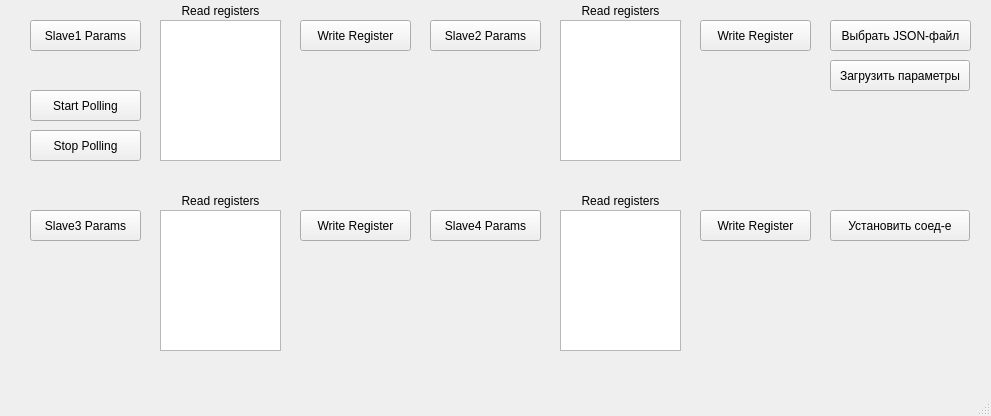
Erepb-89/modbusRTU, file ui/main_window.ui: the form before one commit.
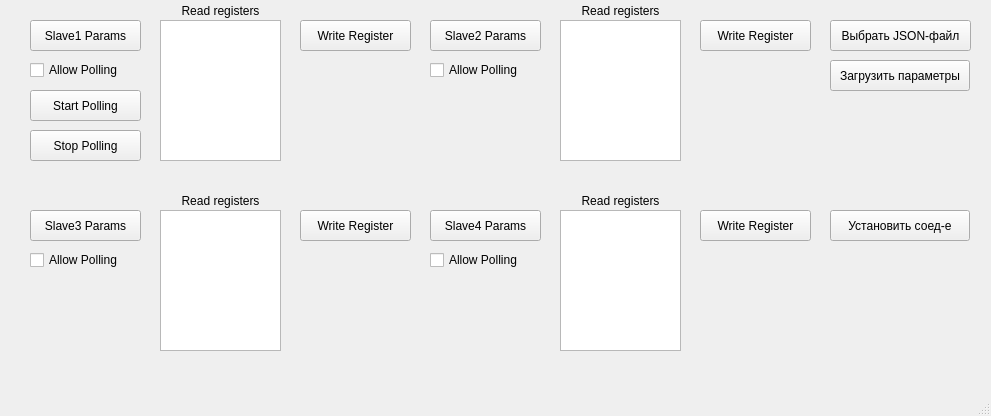
The form after the commit.

What changed in the file:
```diff
--- a/ui/main_window.ui
+++ b/ui/main_window.ui
@@ -33,7 +33,7 @@
       <x>300</x>
       <y>60</y>
       <width>111</width>
-      <height>101</height>
+      <height>121</height>
      </rect>
     </property>
     <property name="text">
@@ -146,7 +146,7 @@
       <x>700</x>
       <y>60</y>
       <width>111</width>
-      <height>101</height>
+      <height>121</height>
      </rect>
     </property>
     <property name="text">
@@ -330,7 +330,7 @@
       <x>700</x>
       <y>250</y>
       <width>111</width>
-      <height>101</height>
+      <height>121</height>
      </rect>
     </property>
     <property name="text">
@@ -349,7 +349,7 @@
       <x>300</x>
       <y>250</y>
       <width>111</width>
-      <height>101</height>
+      <height>121</height>
      </rect>
     </property>
     <property name="text">
@@ -394,6 +394,58 @@
      <string>Установить соед-е</string>
     </property>
    </widget>
+   <widget class="QCheckBox" name="checkBoxPolling">
+    <property name="geometry">
+     <rect>
+      <x>30</x>
+      <y>60</y>
+      <width>111</width>
+      <height>20</height>
+     </rect>
+    </property>
+    <property name="text">
+     <string>Allow Polling</string>
+    </property>
+   </widget>
+   <widget class="QCheckBox" name="checkBoxPolling_2">
+    <property name="geometry">
+     <rect>
+      <x>430</x>
+      <y>60</y>
+      <width>111</width>
+      <height>20</height>
+     </rect>
+    </property>
+    <property name="text">
+     <string>Allow Polling</string>
+    </property>
+   </widget>
+   <widget class="QCheckBox" name="checkBoxPolling_3">
+    <property name="geometry">
+     <rect>
+      <x>30</x>
+      <y>250</y>
+      <width>111</width>
+      <height>20</height>
+     </rect>
+    </property>
+    <property name="text">
+     <string>Allow Polling</string>
+    </property>
+   </widget>
+   <widget class="QCheckBox" name="checkBoxPolling_4">
+    <property name="geometry">
+     <rect>
+      <x>430</x>
+      <y>250</y>
+      <width>111</width>
+      <height>20</height>
+     </rect>
+    </property>
+    <property name="text">
+     <string>Allow Polling</string>
+    </property>
+   </widget>
   </widget>
   <widget class="QMenuBar" name="menubar">
    <property name="geometry">
```
Left out of the diff: 2 changed lines with no effect on the pictures.
